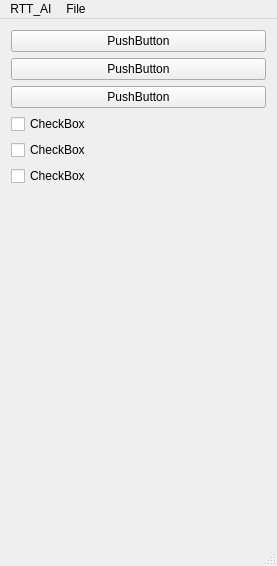
Old version of the form roboteam_ai/src/interface/mainwindow.ui in the repository RoboTeamTwente/roboteam_ai.
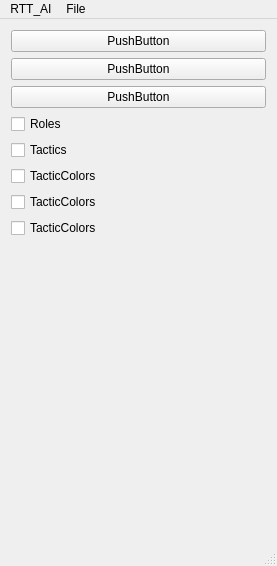
New version of the form.

Commit message: Apply some checkbox callbacks

The edit to the form file:
```diff
--- a/roboteam_ai/src/interface/mainwindow.ui
+++ b/roboteam_ai/src/interface/mainwindow.ui
@@ -65,21 +65,35 @@
       <item>
        <widget class="QCheckBox" name="checkBox">
         <property name="text">
-         <string>CheckBox</string>
+         <string>Roles</string>
         </property>
        </widget>
       </item>
       <item>
        <widget class="QCheckBox" name="checkBox_2">
         <property name="text">
-         <string>CheckBox</string>
+         <string>Tactics</string>
         </property>
        </widget>
       </item>
       <item>
        <widget class="QCheckBox" name="checkBox_3">
         <property name="text">
-         <string>CheckBox</string>
+         <string>TacticColors</string>
+        </property>
+       </widget>
+      </item>
+      <item>
+       <widget class="QCheckBox" name="checkBox_4">
+        <property name="text">
+         <string>TacticColors</string>
+        </property>
+       </widget>
+      </item>
+      <item>
+       <widget class="QCheckBox" name="checkBox_5">
+        <property name="text">
+         <string>TacticColors</string>
         </property>
        </widget>
       </item>
```
Left out of the diff: 4 changed lines with no effect on the pictures. The commit also changes 7 other files.
